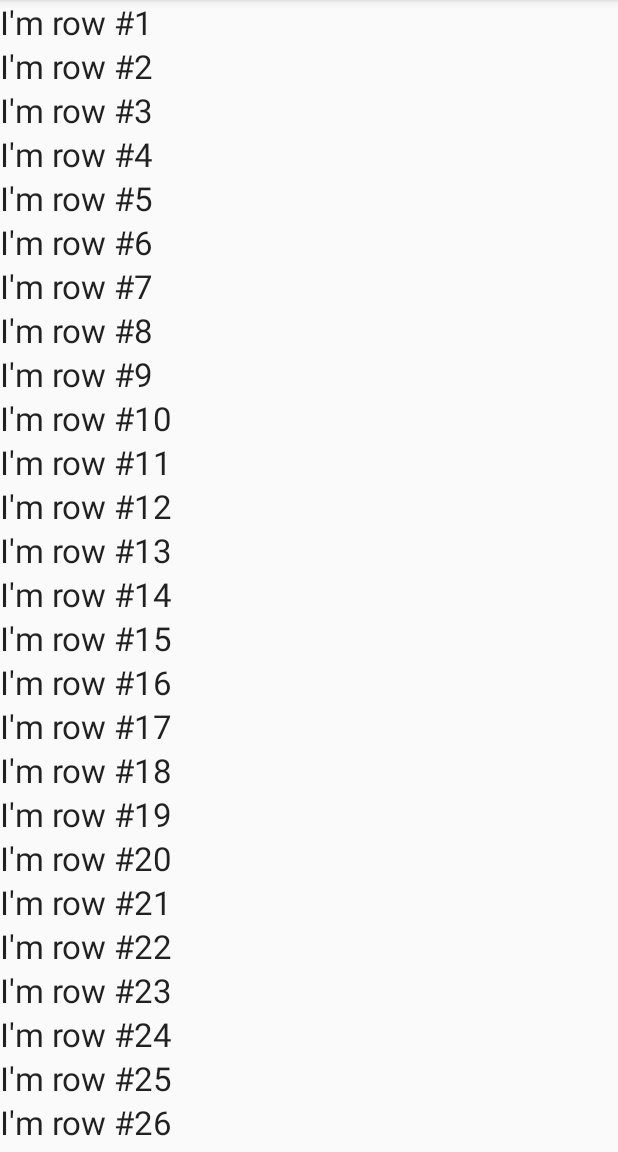
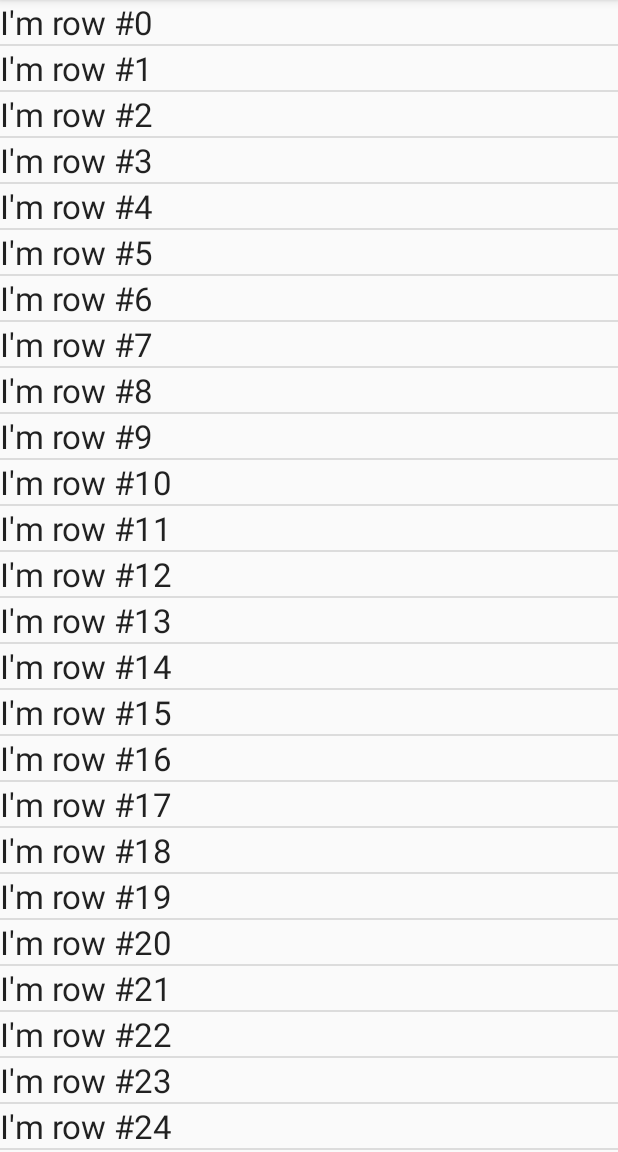
Before and after one commit to Hackafe/android-fundamentals-course, an Android app: the screen it shows after launch (MainActivity), on a phone screen of 412 x 824 dp, the part 84-1236 px from its top. Run offline under Robolectric (Android 15) with nearby library versions, the phone set to English and light mode, and no system bars.

Commit message:
[lesson 2] using ListView and BaseAdapter display 100 000 rows

```diff
--- a/app/src/main/java/org/hackafe/sunshine/MainActivity.java
+++ b/app/src/main/java/org/hackafe/sunshine/MainActivity.java
@@ -81,15 +81,57 @@ public class MainActivity extends ActionBarActivity {
 //            row6.setText("Friday");
 
             // 2) using inflater.inflate and R.layout.list_item_forecast populate 10 000 rows
-            LinearLayout list = (LinearLayout) rootView.findViewById(R.id.container);
-            for (int i = 1; i <= 10000; i++) {
-                View rootRowView = inflater.inflate(R.layout.list_item_forecast, container, false);
-                TextView label = (TextView)rootRowView.findViewById(R.id.list_item_forecast_listview);
-                label.setText("I'm row #"+i);
-                list.addView(rootRowView);
-            }
+//            LinearLayout list = (LinearLayout) rootView.findViewById(R.id.container);
+//            for (int i = 1; i <= 10000; i++) {
+//                View rootRowView = inflater.inflate(R.layout.list_item_forecast, container, false);
+//                TextView label = (TextView)rootRowView.findViewById(R.id.list_item_forecast_listview);
+//                label.setText("I'm row #"+i);
+//                list.addView(rootRowView);
+//            }
+
+            // 3) use ListView and display 100 000 rows
+            BaseAdapter adapter = new ForecastAdapter(inflater);
+            ListView collection = (ListView) rootView.findViewById(R.id.container);
+            collection.setAdapter(adapter);
 
             return rootView;
         }
     }
+
+    public static class ForecastAdapter extends BaseAdapter {
+
+        LayoutInflater inflater;
+
+        public ForecastAdapter(LayoutInflater inflater) {
+            // we need the inflater so we can create the row layout in getView()
+            this.inflater = inflater;
+        }
+
+        @Override
+        public View getView(int position, View convertView, ViewGroup parent) {
+            View rootRowView = inflater.inflate(R.layout.list_item_forecast, parent, false);
+            TextView label = (TextView) rootRowView.findViewById(R.id.list_item_forecast_listview);
+            label.setText("I'm row #" + position);
+
+            return rootRowView;
+        }
+
+        @Override
+        public int getCount() {
+            // we have 100 000 rows
+            return 100000;
+        }
+
+        @Override
+        public Object getItem(int position) {
+            // our object is basicly the position
+            return position;
+        }
+
+        @Override
+        public long getItemId(int position) {
+            // the position serves as itemId
+            return position;
+        }
+    }
 }
--- a/app/src/main/res/layout/fragment_main.xml
+++ b/app/src/main/res/layout/fragment_main.xml
@@ -1,13 +1,6 @@
 <?xml version="1.0" encoding="utf-8"?>
-<ScrollView xmlns:android="http://schemas.android.com/apk/res/android"
+<ListView xmlns:android="http://schemas.android.com/apk/res/android"
+    android:id="@+id/container"
     android:layout_width="match_parent"
     android:layout_height="match_parent">
-
-    <LinearLayout
-        android:id="@+id/container"
-        android:layout_width="match_parent"
-        android:layout_height="wrap_content"
-        android:orientation="vertical">
-
-    </LinearLayout>
-</ScrollView>
+</ListView>
```
